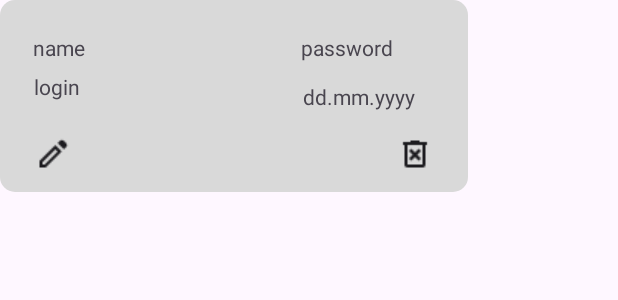
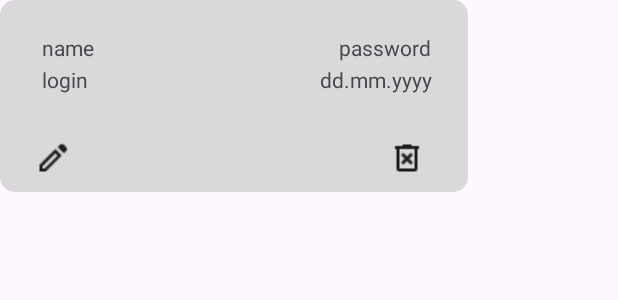
Before and after one commit to ZenoGH/usersapp, an Android app: the layout user_card_layout.xml on its own in the app's theme, with its tools: preview values and no code run, on a phone screen of 412 x 824 dp. Shown: the top 300 px of the screen. Run offline under Robolectric (Android 15) with nearby library versions, the phone set to English and light mode, and no system bars.

Commit message:
making everything work

```diff
--- a/app/src/main/AndroidManifest.xml
+++ b/app/src/main/AndroidManifest.xml
@@ -15,10 +15,8 @@
         android:theme="@style/Theme.UsersApp"
         tools:targetApi="31">
         <activity
-            android:name=".Template"
-            android:exported="false" />
-        <activity
             android:name=".MainActivity"
+            android:windowSoftInputMode="adjustPan"
             android:exported="true">
             <intent-filter>
                 <action android:name="android.intent.action.MAIN" />
--- a/app/src/main/res/drawable/search_button.xml
+++ b/app/src/main/res/drawable/search_button.xml
@@ -1,9 +1,12 @@
 <?xml version="1.0" encoding="utf-8"?>
-<layer-list xmlns:android="http://schemas.android.com/apk/res/android">
+
+<layer-list xmlns:android="http://schemas.android.com/apk/res/android" android:scaleType="fitXY" android:gravity="center">
     <item
+        android:scaleType="fitXY"
         android:drawable="@drawable/circle"
         android:gravity="center"/>
     <item
+        android:scaleType="fitCenter"
         android:drawable="@drawable/search"
         android:gravity="center"/>
 </layer-list>
--- a/app/src/main/res/layout/user_card_layout.xml
+++ b/app/src/main/res/layout/user_card_layout.xml
@@ -17,10 +17,10 @@
             android:text=""
             app:layout_constraintBottom_toBottomOf="parent"
             app:layout_constraintEnd_toEndOf="parent"
-            app:layout_constraintHorizontal_bias="0.92"
+            app:layout_constraintHorizontal_bias="0.9"
             app:layout_constraintStart_toStartOf="parent"
             app:layout_constraintTop_toTopOf="parent"
-            app:layout_constraintVertical_bias="0.87" />
+            app:layout_constraintVertical_bias="0.9" />
 
         <androidx.appcompat.widget.AppCompatButton
             android:id="@+id/editButton"
@@ -33,51 +33,57 @@
             app:layout_constraintHorizontal_bias="0.08"
             app:layout_constraintStart_toStartOf="parent"
             app:layout_constraintTop_toTopOf="parent"
-            app:layout_constraintVertical_bias="0.87" />
+            app:layout_constraintVertical_bias="0.9" />
 
         <TextView
             android:id="@+id/textViewName"
             android:layout_width="wrap_content"
             android:layout_height="wrap_content"
+            android:gravity="center"
             android:text="name"
             app:layout_constraintBottom_toBottomOf="parent"
             app:layout_constraintEnd_toEndOf="parent"
-            app:layout_constraintHorizontal_bias="0.08"
+            app:layout_constraintHorizontal_bias="0.1"
             app:layout_constraintStart_toStartOf="parent"
             app:layout_constraintTop_toTopOf="parent"
-            app:layout_constraintVertical_bias="0.19999999" />
+            app:layout_constraintVertical_bias="0.2" />
 
         <TextView
             android:id="@+id/textViewDate"
             android:layout_width="wrap_content"
             android:layout_height="wrap_content"
+            android:gravity="center"
             android:text="dd.mm.yyyy"
             app:layout_constraintBottom_toBottomOf="parent"
             app:layout_constraintEnd_toEndOf="parent"
-            app:layout_constraintHorizontal_bias="0.85"
+            app:layout_constraintHorizontal_bias="0.9"
             app:layout_constraintStart_toStartOf="parent"
-            app:layout_constraintTop_toTopOf="parent" />
+            app:layout_constraintTop_toTopOf="parent"
+            app:layout_constraintVertical_bias="0.4" />
 
         <TextView
             android:id="@+id/textViewLogin"
             android:layout_width="wrap_content"
             android:layout_height="wrap_content"
+            android:gravity="center"
             android:text="login"
-            app:layout_constraintBottom_toBottomOf="@+id/editButton"
+            app:layout_constraintBottom_toBottomOf="parent"
             app:layout_constraintEnd_toEndOf="parent"
-            app:layout_constraintHorizontal_bias="0.08"
+            app:layout_constraintHorizontal_bias="0.1"
             app:layout_constraintStart_toStartOf="parent"
-            app:layout_constraintTop_toTopOf="parent" />
+            app:layout_constraintTop_toTopOf="parent"
+            app:layout_constraintVertical_bias="0.4" />
 
         <TextView
             android:id="@+id/textViewPassword"
             android:layout_width="wrap_content"
             android:layout_height="wrap_content"
+            android:gravity="center"
             android:text="password"
             app:layout_constraintBottom_toBottomOf="parent"
             app:layout_constraintEnd_toEndOf="parent"
-            app:layout_constraintHorizontal_bias="0.8"
+            app:layout_constraintHorizontal_bias="0.9"
             app:layout_constraintStart_toStartOf="parent"
             app:layout_constraintTop_toTopOf="parent"
-            app:layout_constraintVertical_bias="0.19999999" />
+            app:layout_constraintVertical_bias="0.2" />
     </androidx.constraintlayout.widget.ConstraintLayout>
--- a/app/src/main/res/values/themes.xml
+++ b/app/src/main/res/values/themes.xml
@@ -1,6 +1,8 @@
 <resources xmlns:tools="http://schemas.android.com/tools">
     <!-- Base application theme. -->
-    <style name="Base.Theme.UsersApp" parent="Theme.Material3.DayNight.NoActionBar">
+    <style name="MyButtonStyle" parent="TextAppearance.AppCompat.Button" />
+    <style name="Base.Theme.UsersApp" parent="Theme.Material3.Light.NoActionBar">
+        <item name="materialButtonStyle">@style/MyButtonStyle</item>
         <!-- Customize your light theme here. -->
         <!-- <item name="colorPrimary">@color/my_light_primary</item> -->
     </style>
```
Also changed, not shown: app/src/main/java/com/usersapp/MainActivity.java (+124 -5 lines), app/src/main/java/com/usersapp/Utils.java (+28 -0 lines), app/src/main/res/layout/activity_main.xml (+8 -6 lines).
